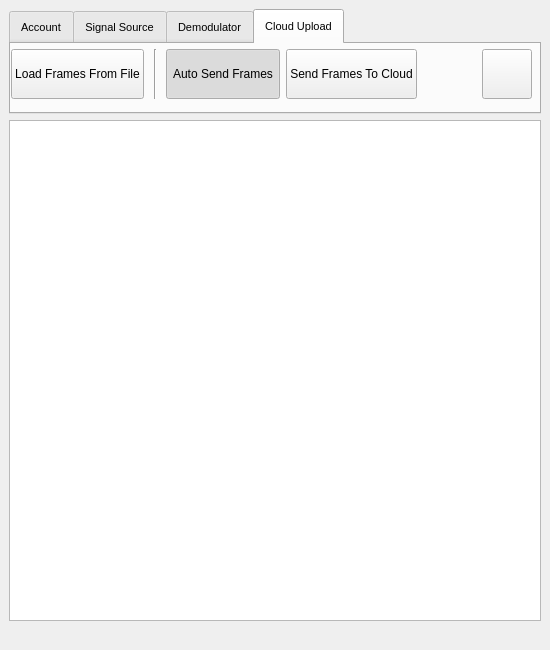
First picture: the form in ui/main_window.ui, repository PW-Sat2/HAM-desktop-application, before the edit.
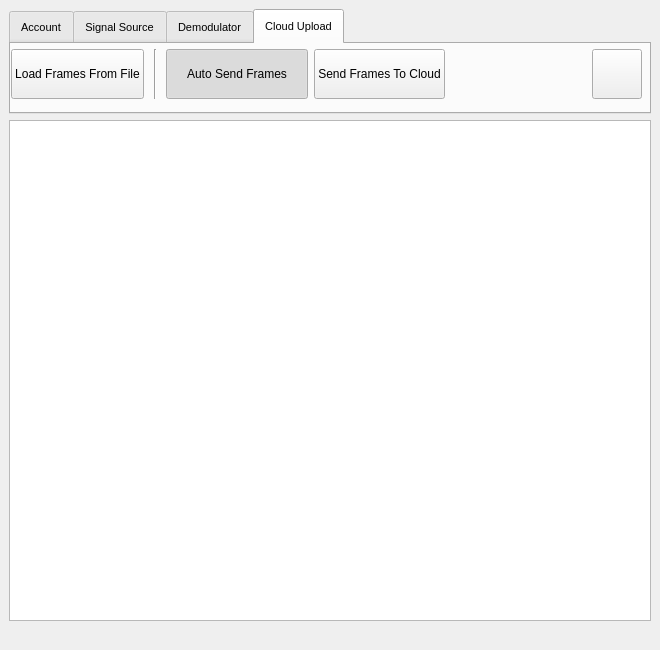
Second picture: the form after the edit. Icons and pictures are not drawn.

Commit message: window size (better for ubuntu)

The edit to the form file:
```diff
--- a/ui/main_window.ui
+++ b/ui/main_window.ui
@@ -9,7 +9,7 @@
    <rect>
     <x>0</x>
     <y>0</y>
-    <width>550</width>
+    <width>660</width>
     <height>650</height>
    </rect>
   </property>
@@ -21,8 +21,8 @@
   </property>
   <property name="minimumSize">
    <size>
-    <width>550</width>
-    <height>550</height>
+    <width>660</width>
+    <height>500</height>
    </size>
   </property>
   <property name="windowTitle">
@@ -466,7 +466,7 @@
            <rect>
             <x>0</x>
             <y>0</y>
-            <width>521</width>
+            <width>631</width>
             <height>61</height>
            </rect>
           </property>
```
Left out of the diff: 6 changed lines with no effect on the pictures. The commit also changes 3 other files.
